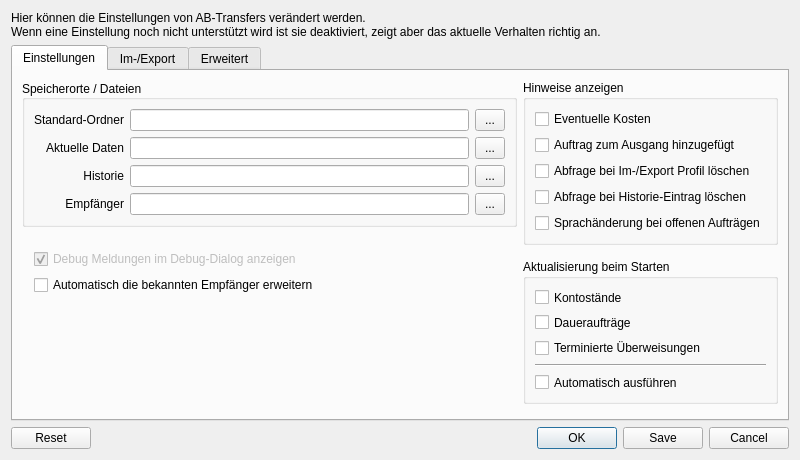
Before: the Qt Designer form src/dialogs/dialogsettings.ui in schmufu/abtransfers, drawn with Qt 5.
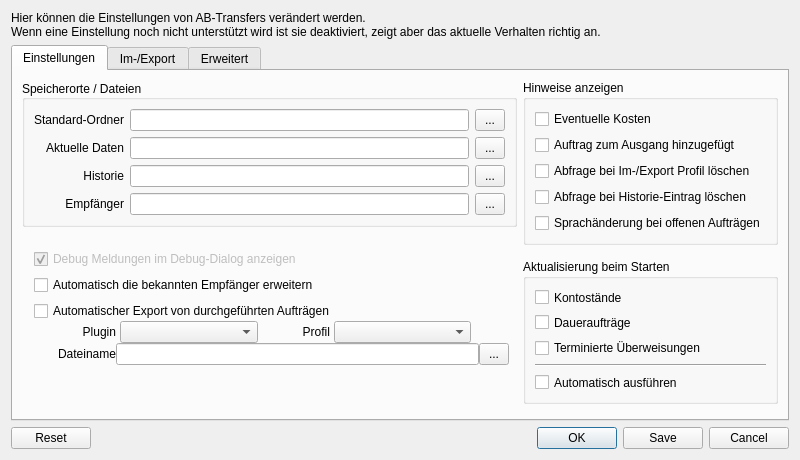
After: the same form once the commit is applied. Icons and pictures are not drawn.

Commit message:
added support for automated export. fixes #3 in trac.
At the settings the export plugin and profile could be selected. Every
transaction is exported by the selected profile to the supplied file
(depending on which transaction is supported by the profile).

The export file is overwritten with each newly executed jobs! If you
need to import them to another program this must be done after each
execution of the jobs from the outbox.

Patch:
```diff
--- a/src/dialogs/dialogsettings.ui
+++ b/src/dialogs/dialogsettings.ui
@@ -304,6 +304,173 @@
                </property>
               </widget>
              </item>
+             <item>
+              <layout class="QVBoxLayout" name="verticalLayout_11">
+               <property name="spacing">
+                <number>0</number>
+               </property>
+               <item>
+                <widget class="QCheckBox" name="checkBox_autoExport">
+                 <property name="text">
+                  <string>Automatischer Export von durchgeführten Aufträgen</string>
+                 </property>
+                </widget>
+               </item>
+               <item>
+                <layout class="QHBoxLayout" name="horizontalLayout_4">
+                 <property name="spacing">
+                  <number>4</number>
+                 </property>
+                 <property name="leftMargin">
+                  <number>24</number>
+                 </property>
+                 <item>
+                  <spacer name="horizontalSpacer_2">
+                   <property name="orientation">
+                    <enum>Qt::Horizontal</enum>
+                   </property>
+                   <property name="sizeType">
+                    <enum>QSizePolicy::Preferred</enum>
+                   </property>
+                   <property name="sizeHint" stdset="0">
+                    <size>
+                     <width>24</width>
+                     <height>20</height>
+                    </size>
+                   </property>
+                  </spacer>
+                 </item>
+                 <item>
+                  <widget class="QLabel" name="label_8">
+                   <property name="text">
+                    <string>Plugin</string>
+                   </property>
+                   <property name="alignment">
+                    <set>Qt::AlignRight|Qt::AlignTrailing|Qt::AlignVCenter</set>
+                   </property>
+                  </widget>
+                 </item>
+                 <item>
+                  <widget class="QComboBox" name="comboBox_plugin">
+                   <property name="sizePolicy">
+                    <sizepolicy hsizetype="Expanding" vsizetype="Fixed">
+                     <horstretch>0</horstretch>
+                     <verstretch>0</verstretch>
+                    </sizepolicy>
+                   </property>
+                   <property name="sizeAdjustPolicy">
+                    <enum>QComboBox::AdjustToMinimumContentsLength</enum>
+                   </property>
+                  </widget>
+                 </item>
+                 <item>
+                  <spacer name="horizontalSpacer">
+                   <property name="orientation">
+                    <enum>Qt::Horizontal</enum>
+                   </property>
+                   <property name="sizeType">
+                    <enum>QSizePolicy::Preferred</enum>
+                   </property>
+                   <property name="sizeHint" stdset="0">
+                    <size>
+                     <width>40</width>
+                     <height>20</height>
+                    </size>
+                   </property>
+                  </spacer>
+                 </item>
+                 <item>
+                  <widget class="QLabel" name="label_9">
+                   <property name="text">
+                    <string>Profil</string>
+                   </property>
+                   <property name="alignment">
+                    <set>Qt::AlignRight|Qt::AlignTrailing|Qt::AlignVCenter</set>
+                   </property>
+                  </widget>
+                 </item>
+                 <item>
+                  <widget class="QComboBox" name="comboBox_profile">
+                   <property name="sizePolicy">
+                    <sizepolicy hsizetype="Expanding" vsizetype="Fixed">
+                     <horstretch>0</horstretch>
+                     <verstretch>0</verstretch>
+                    </sizepolicy>
+                   </property>
+                   <property name="sizeAdjustPolicy">
+                    <enum>QComboBox::AdjustToMinimumContentsLength</enum>
+                   </property>
+                  </widget>
+                 </item>
+                 <item>
+                  <spacer name="horizontalSpacer_3">
+                   <property name="orientation">
+                    <enum>Qt::Horizontal</enum>
+                   </property>
+                   <property name="sizeType">
+                    <enum>QSizePolicy::Preferred</enum>
+                   </property>
+                   <property name="sizeHint" stdset="0">
+                    <size>
+                     <width>46</width>
+                     <height>20</height>
+                    </size>
+                   </property>
+                  </spacer>
+                 </item>
+                </layout>
+               </item>
+               <item>
+                <layout class="QHBoxLayout" name="horizontalLayout">
+                 <property name="leftMargin">
+                  <number>24</number>
+                 </property>
+                 <property name="rightMargin">
+                  <number>8</number>
+                 </property>
+                 <item>
+                  <widget class="QLabel" name="label_10">
+                   <property name="text">
+                    <string>Dateiname</string>
+                   </property>
+                   <property name="alignment">
+                    <set>Qt::AlignRight|Qt::AlignTrailing|Qt::AlignVCenter</set>
+                   </property>
+                   <property name="buddy">
+                    <cstring>lineEdit_recipients</cstring>
+                   </property>
+                  </widget>
+                 </item>
+                 <item>
+                  <widget class="QLineEdit" name="lineEdit_autoExportFilename">
+                   <property name="minimumSize">
+                    <size>
+                     <width>0</width>
+                     <height>22</height>
+                    </size>
+                   </property>
+                   <property name="toolTip">
+                    <string>Alle bekannten Empfänger werden in dieser Datei gespeichert.</string>
+                   </property>
+                  </widget>
+                 </item>
+                 <item>
+                  <widget class="QToolButton" name="toolButton_selectAutoExportFilename">
+                   <property name="minimumSize">
+                    <size>
+                     <width>30</width>
+                     <height>22</height>
+                    </size>
+                   </property>
+                   <property name="text">
+                    <string>...</string>
+                   </property>
+                  </widget>
+                 </item>
+                </layout>
+               </item>
+              </layout>
+             </item>
             </layout>
            </item>
            <item>
```
The commit also changes 7 other files.
